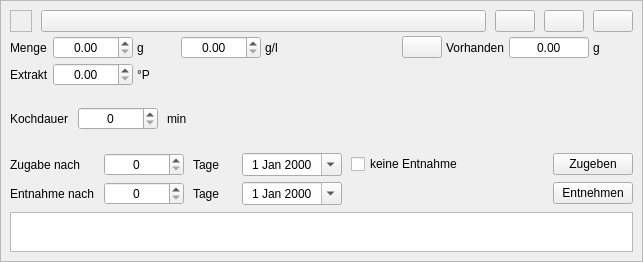
This is kleiner-brauhelfer/widgets/wdgweiterezutatgabe.ui in kleiner-brauhelfer/kleiner-brauhelfer-2 as Qt 5 draws it before an edit. The edited form follows.
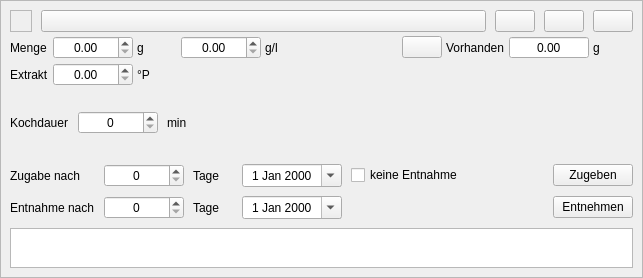
This is the edited form. Icons and pictures are not drawn. Custom widgets are drawn as their Qt base class.

The edit to the form file:
```diff
--- a/kleiner-brauhelfer/widgets/wdgweiterezutatgabe.ui
+++ b/kleiner-brauhelfer/widgets/wdgweiterezutatgabe.ui
@@ -7,7 +7,7 @@
     <x>0</x>
     <y>0</y>
     <width>643</width>
-    <height>262</height>
+    <height>278</height>
    </rect>
   </property>
   <property name="sizePolicy">
```
Left out of the diff: 10 changed lines with no effect on the pictures.
